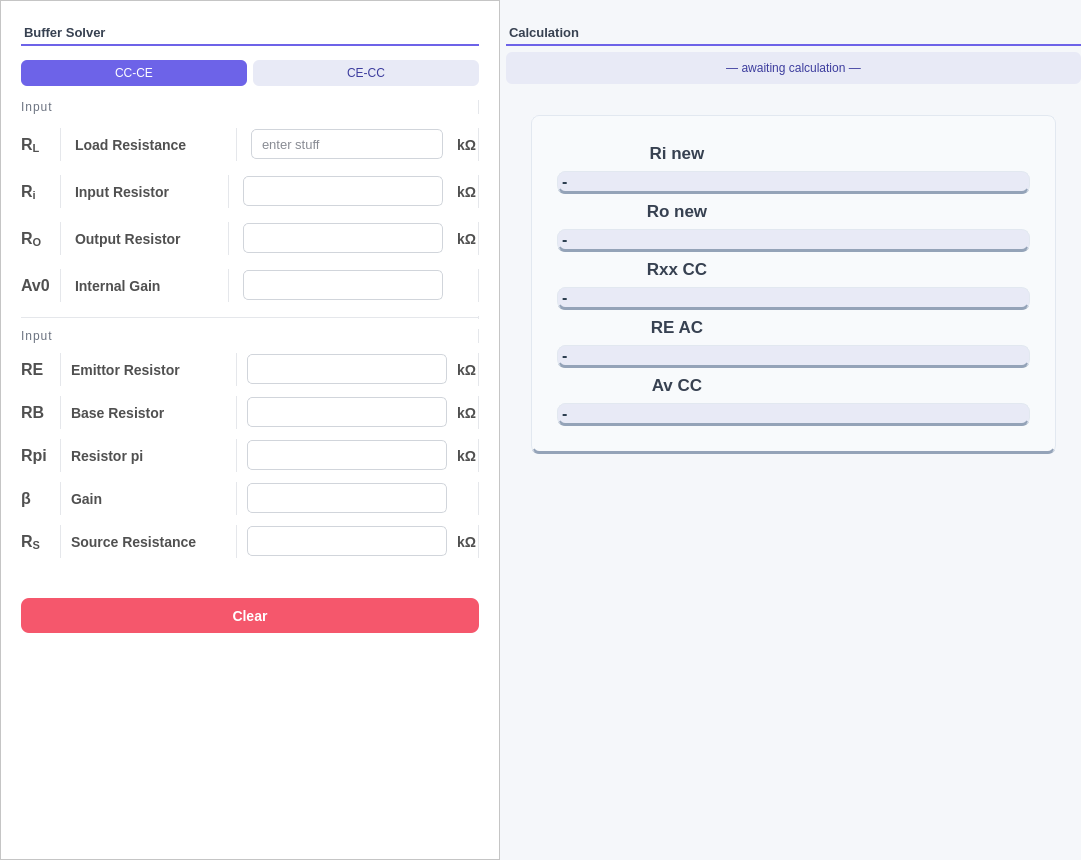
The window that ui/multistage/multistage_design_buffer_solver2.ui (Yasser-Daffa/ee311-transistor-calc) describes before a commit, drawn with Qt 5.
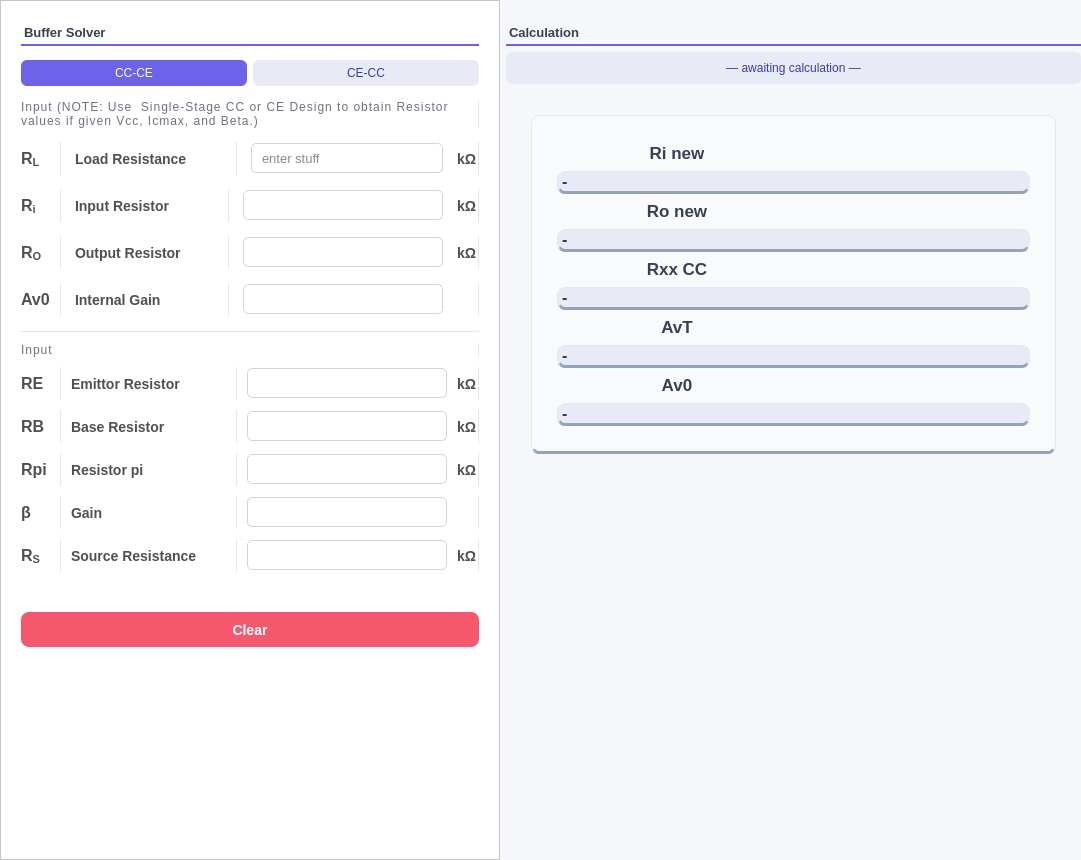
The same window after the commit. Custom widgets are drawn as their Qt base class.

The edit to the form file:
```diff
--- a/ui/multistage/multistage_design_buffer_solver2.ui
+++ b/ui/multistage/multistage_design_buffer_solver2.ui
@@ -156,7 +156,10 @@
          <string notr="true">font: 600 9pt 'Segoe UI'; color: #6b7280; letter-spacing: 1px;</string>
         </property>
         <property name="text">
-         <string>Input</string>
+         <string>Input (NOTE: Use  Single-Stage CC or CE Design to obtain Resistor values if given Vcc, Icmax, and Beta.)</string>
+        </property>
+        <property name="wordWrap">
+         <bool>true</bool>
         </property>
        </widget>
       </item>
@@ -1792,7 +1795,7 @@
 }</string>
             </property>
             <property name="text">
-             <string>&lt;html&gt;&lt;head/&gt;&lt;body&gt;&lt;p&gt;RE AC&lt;/p&gt;&lt;/body&gt;&lt;/html&gt;</string>
+             <string>&lt;html&gt;&lt;head/&gt;&lt;body&gt;&lt;p&gt;AvT&lt;/p&gt;&lt;/body&gt;&lt;/html&gt;</string>
             </property>
             <property name="alignment">
              <set>Qt::AlignmentFlag::AlignCenter</set>
@@ -1863,7 +1866,7 @@
 }</string>
             </property>
             <property name="text">
-             <string>&lt;html&gt;&lt;head/&gt;&lt;body&gt;&lt;p&gt;Av CC&lt;/p&gt;&lt;/body&gt;&lt;/html&gt;</string>
+             <string>&lt;html&gt;&lt;head/&gt;&lt;body&gt;&lt;p&gt;Av0&lt;/p&gt;&lt;/body&gt;&lt;/html&gt;</string>
             </property>
             <property name="alignment">
              <set>Qt::AlignmentFlag::AlignCenter</set>
```
Left out of the diff: 18 changed lines with no effect on the pictures.
